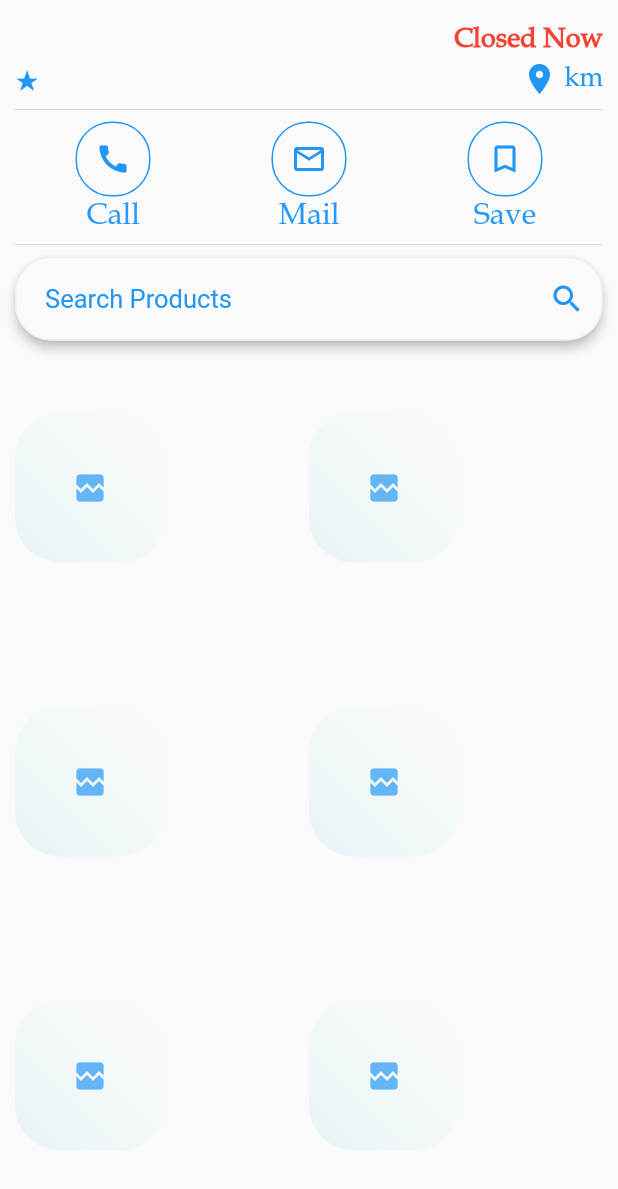
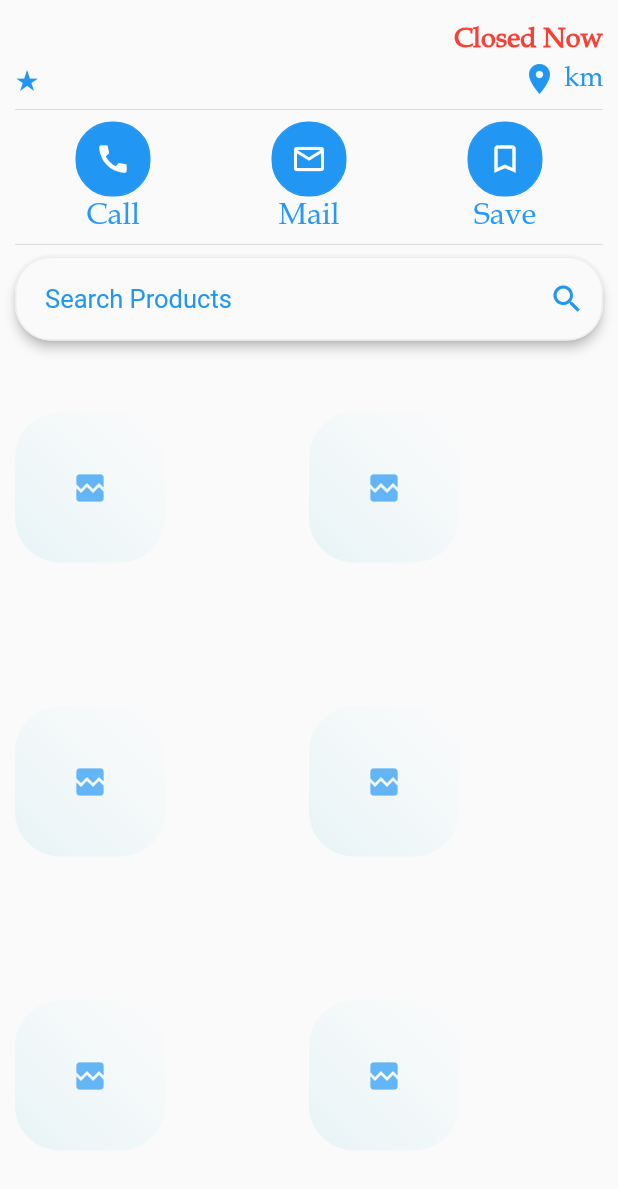
Before and after one commit to raghavSharma1472/GroceryApp, a Flutter app: the StoreContents widget shown alone on an empty page, opened directly with empty values, on a phone screen of 412 x 824 dp. Shown: the top 1189 px of the screen. Run offline on Flutter 3.47's test engine with Material 2 defaults, Android fonts, the light colour scheme and no system bars; our stand-ins replace cloud_firestore, firebase_auth, font_awesome_flutter, geolocator, google_maps_flutter, modal_progress_hud and 1 more; accounts and stored records are empty.

Commit message:
Minor Changes to UI

```diff
--- a/lib/widgets/social_media_circle.dart
+++ b/lib/widgets/social_media_circle.dart
@@ -2,21 +2,25 @@ import 'package:flutter/material.dart';
 
 class SocialMediaCircle extends StatelessWidget {
   final IconData containedIcon;
+  final mainColor;
+  final borderColor;
+  final iconColor;
   Function onPressed;
-  SocialMediaCircle({this.containedIcon, this.onPressed});
+  SocialMediaCircle({this.containedIcon, this.onPressed,this.borderColor,this.iconColor,this.mainColor});
   @override
   Widget build(BuildContext context) {
     return Container(
       decoration: BoxDecoration(
+        color: mainColor,
           borderRadius: BorderRadius.circular(24.0),
           border: Border.all(
-            color: Colors.blue,
+            color: borderColor,
           )),
       child: IconButton(
         onPressed: onPressed,
         icon: Icon(
           containedIcon,
-          color: Colors.blue,
+          color: iconColor,
         ),
       ),
     );
--- a/lib/widgets/storecontents.dart
+++ b/lib/widgets/storecontents.dart
@@ -87,6 +87,9 @@ class StoreContents extends StatelessWidget {
               Column(
                 children: <Widget>[
                   SocialMediaCircle(
+                    mainColor: Colors.blue,
+                    iconColor: Colors.white,
+                    borderColor: Colors.blue,
                     containedIcon: Icons.call,
                     onPressed: () =>
                         _makePhoneCall('tel:${storeData.data['phone']}'),
@@ -101,6 +104,9 @@ class StoreContents extends StatelessWidget {
               Column(
                 children: <Widget>[
                   SocialMediaCircle(
+                    mainColor: Colors.blue,
+                    iconColor: Colors.white,
+                    borderColor: Colors.blue,
                     containedIcon: Icons.mail_outline,
                     onPressed: () =>
                         _makePhoneCall('mailto:<${storeData.data['email']}>'),
@@ -115,6 +121,9 @@ class StoreContents extends StatelessWidget {
               Column(
                 children: <Widget>[
                   SocialMediaCircle(
+                    mainColor: Colors.blue,
+                    iconColor: Colors.white,
+                    borderColor: Colors.blue,
                     containedIcon: Icons.bookmark_border,
                   ),
                   Text(
```
Also changed, not shown: lib/screens/LoginPage.dart (+15 -3 lines), lib/screens/mapscreen.dart (+8 -4 lines), 1 other file.
